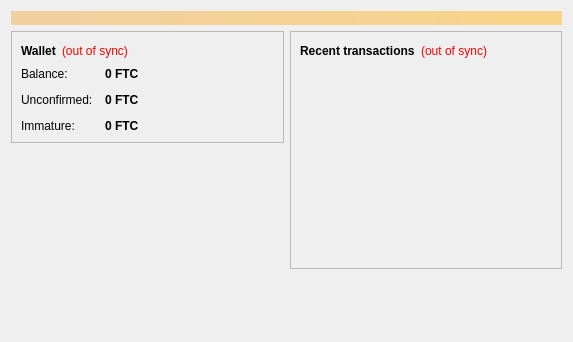
Old version of the form src/qt/forms/overviewpage.ui in the repository FeatherCoin/Feathercoin.
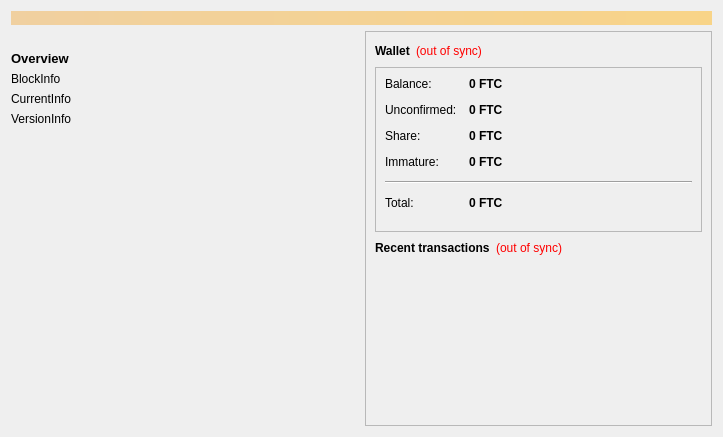
New version of the form. Icons and pictures are not drawn.

What changed in the file:
```diff
--- a/src/qt/forms/overviewpage.ui
+++ b/src/qt/forms/overviewpage.ui
@@ -6,8 +6,8 @@
    <rect>
     <x>0</x>
     <y>0</y>
-    <width>573</width>
-    <height>342</height>
+    <width>723</width>
+    <height>437</height>
    </rect>
   </property>
   <property name="windowTitle">
@@ -35,14 +35,81 @@
      <item>
       <layout class="QVBoxLayout" name="verticalLayout_2">
        <item>
-        <widget class="QFrame" name="frame">
+        <widget class="QLabel" name="label_wallet_bgcoin">
+         <property name="text">
+          <string/>
+         </property>
+         <property name="pixmap">
+          <pixmap resource="../bitcoin.qrc">:/images/wallet_bg</pixmap>
+         </property>
+        </widget>
+       </item>
+       <item>
+        <widget class="QLabel" name="label_7">
+         <property name="font">
+          <font>
+           <family>Arial</family>
+           <pointsize>10</pointsize>
+           <weight>75</weight>
+           <bold>true</bold>
+          </font>
+         </property>
+         <property name="text">
+          <string>Overview</string>
+         </property>
+        </widget>
+       </item>
+       <item>
+        <layout class="QHBoxLayout" name="horizontalLayout_3">
+         <item>
+          <widget class="QLabel" name="labelBlockInfo">
+           <property name="text">
+            <string>BlockInfo</string>
+           </property>
+          </widget>
+         </item>
+        </layout>
+       </item>
+       <item>
+        <widget class="QLabel" name="labelCurrentInfo">
+         <property name="text">
+          <string>CurrentInfo</string>
+         </property>
+        </widget>
+       </item>
+       <item>
+        <widget class="QLabel" name="labelVersionInfo">
+         <property name="text">
+          <string>VersionInfo</string>
+         </property>
+        </widget>
+       </item>
+       <item>
+        <spacer name="verticalSpacer">
+         <property name="orientation">
+          <enum>Qt::Vertical</enum>
+         </property>
+         <property name="sizeHint" stdset="0">
+          <size>
+           <width>20</width>
+           <height>40</height>
+          </size>
+         </property>
+        </spacer>
+       </item>
+      </layout>
+     </item>
+     <item>
+      <layout class="QVBoxLayout" name="verticalLayout_3">
+       <item>
+        <widget class="QFrame" name="frame_2">
          <property name="frameShape">
           <enum>QFrame::StyledPanel</enum>
          </property>
          <property name="frameShadow">
           <enum>QFrame::Raised</enum>
          </property>
-         <layout class="QVBoxLayout" name="verticalLayout_4">
+         <layout class="QVBoxLayout" name="verticalLayout">
           <item>
            <layout class="QHBoxLayout" name="horizontalLayout_4">
             <item>
@@ -90,6 +157,15 @@
            </layout>
           </item>
           <item>
+           <widget class="QFrame" name="frame">
+            <property name="frameShape">
+             <enum>QFrame::StyledPanel</enum>
+            </property>
+            <property name="frameShadow">
+             <enum>QFrame::Raised</enum>
+            </property>
+            <layout class="QVBoxLayout" name="verticalLayout_4">
+             <item>
            <layout class="QFormLayout" name="formLayout_2">
             <property name="fieldGrowthPolicy">
              <enum>QFormLayout::AllNonFixedFieldsGrow</enum>
@@ -111,6 +187,7 @@
              <widget class="QLabel" name="labelBalance">
               <property name="font">
                <font>
+                   <family>MS Sans Serif</family>
                 <weight>75</weight>
                 <bold>true</bold>
                </font>
@@ -140,6 +217,7 @@
              <widget class="QLabel" name="labelUnconfirmed">
               <property name="font">
                <font>
+                   <family>MS Sans Serif</family>
                 <weight>75</weight>
                 <bold>true</bold>
                </font>
@@ -158,17 +236,18 @@
               </property>
              </widget>
             </item>
-            <item row="2" column="0">
+               <item row="3" column="0">
              <widget class="QLabel" name="labelImmatureText">
               <property name="text">
                <string>Immature:</string>
               </property>
              </widget>
             </item>
-            <item row="2" column="1">
+               <item row="3" column="1">
              <widget class="QLabel" name="labelImmature">
               <property name="font">
                <font>
+                   <family>MS Sans Serif</family>
                 <weight>75</weight>
                 <bold>true</bold>
                </font>
@@ -184,15 +263,59 @@
               </property>
              </widget>
             </item>
-           </layout>
-          </item>
-         </layout>
-        </widget>
-       </item>
-       
-       <item>
-        <spacer name="verticalSpacer">
+               <item row="2" column="0">
+                <widget class="QLabel" name="labelShareText">
+                 <property name="text">
+                  <string>Share:</string>
+                 </property>
+                </widget>
+               </item>
+               <item row="2" column="1">
+                <widget class="QLabel" name="labelShare">
+                 <property name="font">
+                  <font>
+                   <family>MS Sans Serif</family>
+                   <pointsize>9</pointsize>
+                   <weight>75</weight>
+                   <bold>true</bold>
+                  </font>
+                 </property>
+                 <property name="text">
+                  <string>0 FTC</string>
+                 </property>
+                </widget>
+               </item>
+               <item row="4" column="0" colspan="2">
+                <widget class="Line" name="line">
          <property name="orientation">
+                  <enum>Qt::Horizontal</enum>
+                 </property>
+                </widget>
+               </item>
+               <item row="5" column="0">
+                <widget class="QLabel" name="labelTotalText">
+                 <property name="text">
+                  <string>Total:</string>
+                 </property>
+                </widget>
+               </item>
+               <item row="5" column="1">
+                <widget class="QLabel" name="labelTotal">
+                 <property name="font">
+                  <font>
+                   <family>MS Sans Serif</family>
+                   <weight>75</weight>
+                   <bold>true</bold>
+                  </font>
+                 </property>
+                 <property name="text">
+                  <string>0 FTC</string>
+                 </property>
+                </widget>
+               </item>
+               <item row="6" column="0">
+                <spacer name="verticalSpacer_3">
+                 <property name="orientation">
           <enum>Qt::Vertical</enum>
          </property>
          <property name="sizeHint" stdset="0">
@@ -202,31 +325,25 @@
           </size>
          </property>
         </spacer>
-       </item>       
-       <item>
-        <widget class="QLabel" name="label_wallet_bgcoin">
-         <property name="text">
-          <string/>
-         </property>
-         <property name="pixmap">
-          <pixmap resource="../bitcoin.qrc">:/images/wallet_bg</pixmap>
-         </property>
-        </widget>
-       </item>
-       
-      </layout>
-     </item>
-     <item>
-      <layout class="QVBoxLayout" name="verticalLayout_3">
-       <item>
-        <widget class="QFrame" name="frame_2">
-         <property name="frameShape">
-          <enum>QFrame::StyledPanel</enum>
-         </property>
-         <property name="frameShadow">
-          <enum>QFrame::Raised</enum>
-         </property>
-         <layout class="QVBoxLayout" name="verticalLayout">
+               </item>
+               <item row="6" column="1">
+                <spacer name="verticalSpacer_4">
+                 <property name="orientation">
+                  <enum>Qt::Vertical</enum>
+                 </property>
+                 <property name="sizeHint" stdset="0">
+                  <size>
+                   <width>20</width>
+                   <height>40</height>
+                  </size>
+                 </property>
+                </spacer>
+               </item>
+              </layout>
+             </item>
+            </layout>
+           </widget>
+          </item>
           <item>
            <layout class="QHBoxLayout" name="horizontalLayout_2">
             <item>
@@ -294,6 +411,9 @@
          <property name="orientation">
           <enum>Qt::Vertical</enum>
          </property>
+         <property name="sizeType">
+          <enum>QSizePolicy::Maximum</enum>
+         </property>
          <property name="sizeHint" stdset="0">
           <size>
            <width>20</width>
```
Left out of the diff: 4 changed lines with no effect on the pictures. Lines whose indentation alone changed are shown as unchanged.
